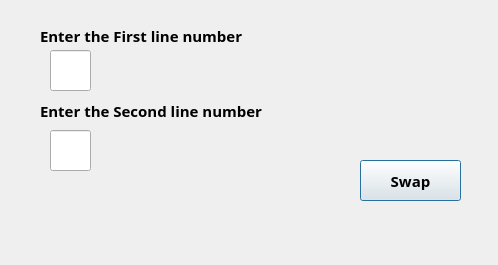
yasmineNasrat/TextEditor, file swapdialog.ui: the form before one commit.
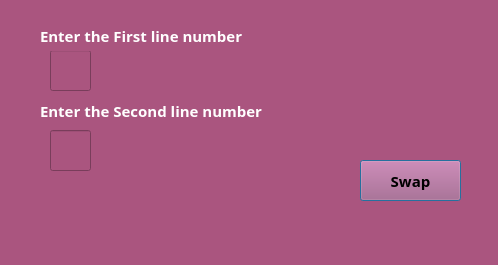
The form after the commit.

```diff
--- a/swapdialog.ui
+++ b/swapdialog.ui
@@ -13,6 +13,10 @@
   <property name="windowTitle">
    <string>Dialog</string>
   </property>
+  <property name="styleSheet">
+   <string notr="true">color: rgb(255, 255, 255);
+background-color: rgb(170, 85, 127);</string>
+  </property>
   <widget class="QLineEdit" name="lineEdit_line1">
    <property name="geometry">
     <rect>
@@ -104,6 +108,9 @@
      <bold>true</bold>
     </font>
    </property>
+   <property name="styleSheet">
+    <string notr="true">color: rgb(0, 0, 0);</string>
+   </property>
    <property name="text">
     <string>Swap</string>
    </property>
```
